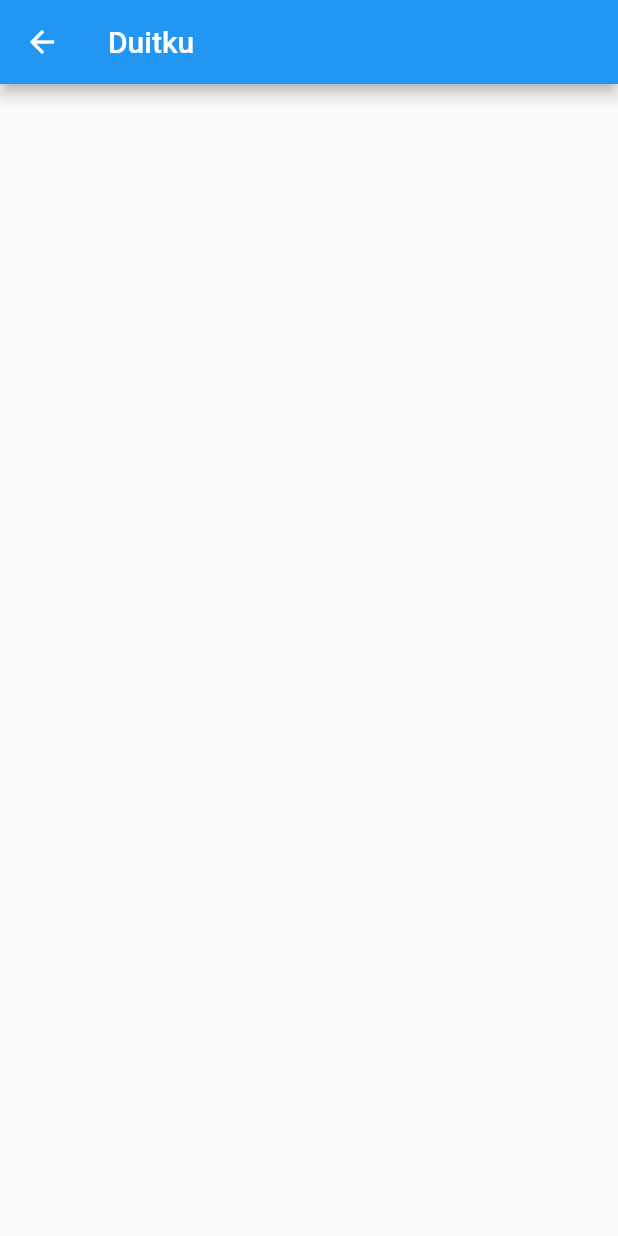
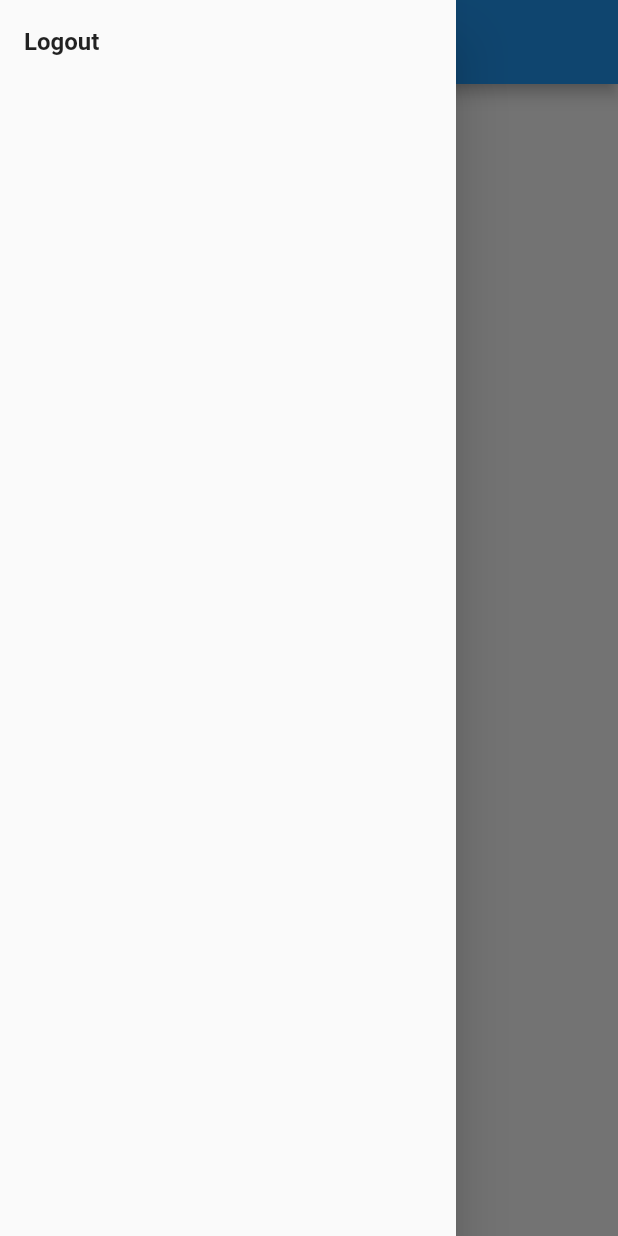
Before and after one commit to duitku-pbp/duitku-flutter, a Flutter app: the MyHomePage screen opened by its route, with the side drawer open (before the commit the screen has no drawer), on a phone screen of 412 x 824 dp. Run offline on Flutter 3.47's test engine with Material 2 defaults, Android fonts, the phone set to English and light mode, and no system bars.

Commit message:
feat: add app drawer

```diff
--- /dev/null
+++ b/lib/common/widgets/app_drawer.dart
@@ -0,0 +1,20 @@
+import 'package:flutter/material.dart';
+
+class AppDrawer extends StatelessWidget {
+  @override
+  Widget build(BuildContext context) {
+    return Drawer(
+      child: Column(
+        children: [
+          ListTile(
+            title: const Text(
+              "Logout",
+              style: TextStyle(fontSize: 16, fontWeight: FontWeight.bold),
+            ),
+            onTap: () {},
+          ),
+        ],
+      ),
+    );
+  }
+}
--- a/lib/main.dart
+++ b/lib/main.dart
@@ -1,6 +1,7 @@
 import 'package:duitku/auth/pages/login_page.dart';
 import 'package:duitku/auth/providers/auth_provider.dart';
 import 'package:duitku/common/pages/unknown_page.dart';
+import 'package:duitku/common/widgets/app_drawer.dart';
 import 'package:flutter/material.dart';
 import 'package:flutter/services.dart';
 import 'package:http/io_client.dart';
@@ -53,6 +54,7 @@
   Widget build(BuildContext context) {
     return Scaffold(
       appBar: AppBar(title: const Text("Duitku")),
+      drawer: AppDrawer(),
     );
   }
 }
```
Also changed, not shown: lib/common/pages/unknown_page.dart (+5 -2 lines).
